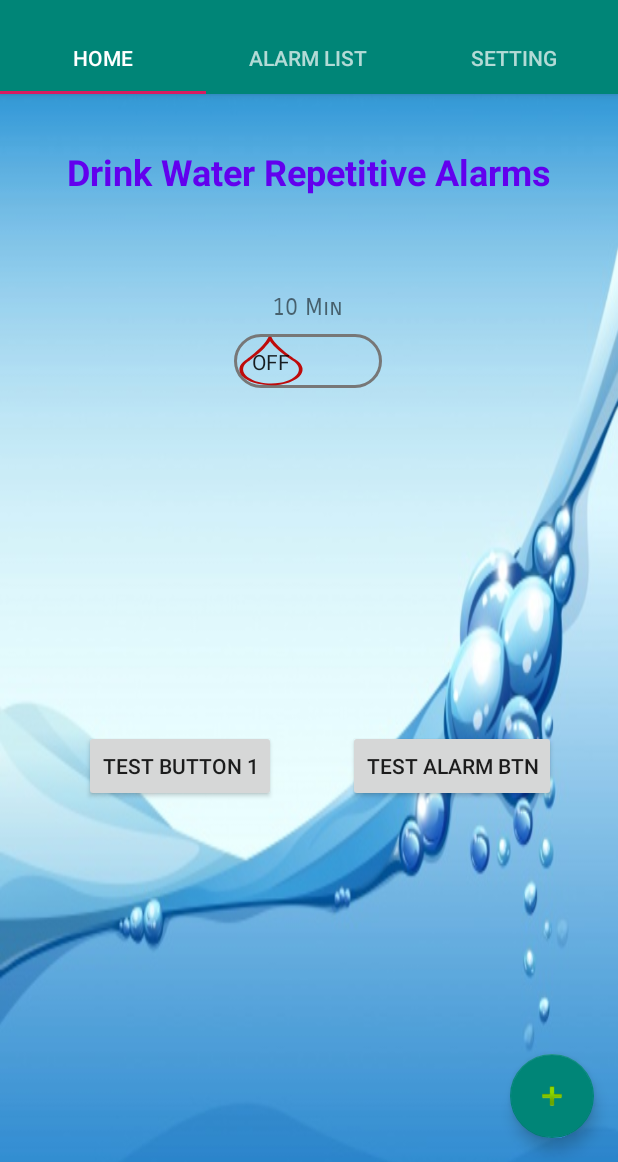
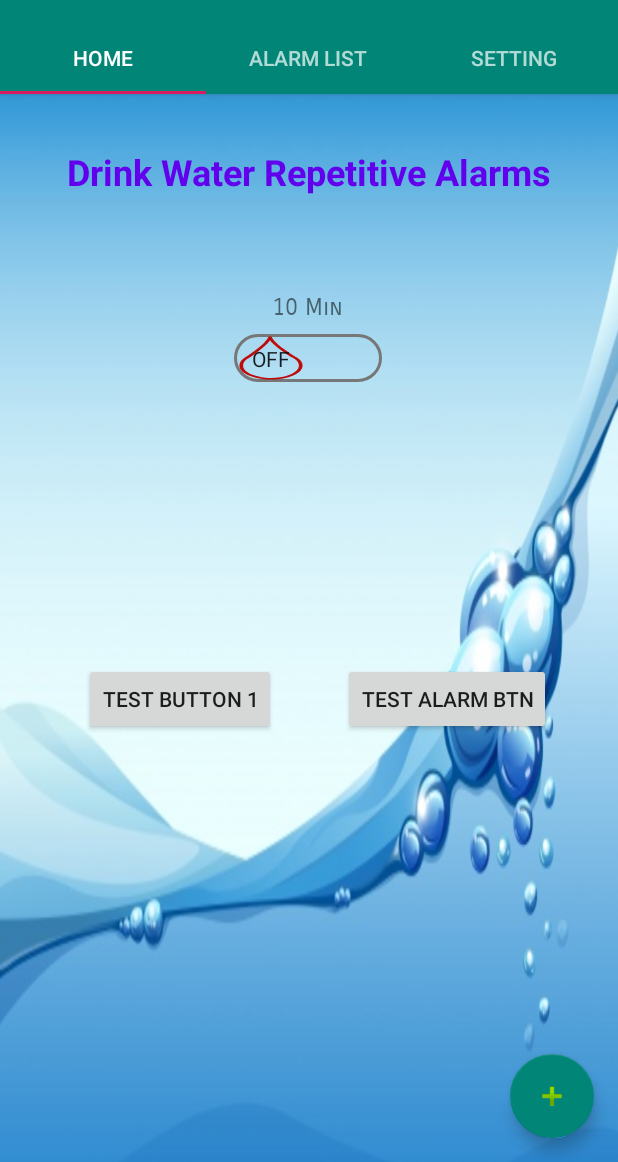
Before and after one commit to BTNM/DrinkWater2, an Android app: the screen it shows after launch (MainActivity), on a phone screen of 412 x 824 dp, the part 74-1236 px from its top. Run offline under Robolectric (Android 15) with nearby library versions, the phone set to English and light mode, and no system bars.

Commit message:
trying to remove actionbar/title bar at the top

```diff
--- a/app/src/main/java/com/example/btnm/drinkwater2/MainActivity.java
+++ b/app/src/main/java/com/example/btnm/drinkwater2/MainActivity.java
@@ -1,5 +1,6 @@
 package com.example.btnm.drinkwater2;
 
+import android.app.ActionBar;
 import android.app.AlarmManager;
 import android.app.PendingIntent;
 import android.content.Context;
@@ -26,6 +27,10 @@ public class MainActivity extends AppCompatActivity {
     protected void onCreate(Bundle savedInstanceState) {
         super.onCreate(savedInstanceState);
         setContentView(R.layout.activity_main);
+
+//        ActionBar actionBar = getActionBar();
+//        actionBar.setDisplayShowTitleEnabled(false);
+//        actionBar.setDisplayShowHomeEnabled(false);
 
 
 
--- a/app/src/main/res/drawable/switch_track_custom.xml
+++ b/app/src/main/res/drawable/switch_track_custom.xml
@@ -3,19 +3,18 @@
 
     <item android:state_checked="true">
         <shape android:shape="rectangle">
-            <size android:height="36dp" />
-            <solid android:color="#34D190"/>
+            <size android:height="32dp" />
+            <!--<solid android:color="#34D190"/>-->
             <corners android:radius="24dp"/>
             <stroke
-                android:width="5dp"
-                android:color="#777" />
+                android:width="2dp"
+                android:color="#34D190" />
         </shape>
     </item>
 
     <item android:state_checked="false">
         <shape android:shape="rectangle">
-            <size android:height="36dp" />
-
+            <size android:height="32dp" />
             <corners android:radius="24dp"/>
             <stroke
                 android:width="2dp"
--- a/app/src/main/res/layout-v21/tab_home.xml
+++ b/app/src/main/res/layout-v21/tab_home.xml
@@ -1,6 +1,5 @@
 <?xml version="1.0" encoding="utf-8"?>
-<android.support.constraint.ConstraintLayout
-    xmlns:android="http://schemas.android.com/apk/res/android"
+<android.support.constraint.ConstraintLayout xmlns:android="http://schemas.android.com/apk/res/android"
     xmlns:app="http://schemas.android.com/apk/res-auto"
     xmlns:tools="http://schemas.android.com/tools"
     android:layout_width="match_parent"
@@ -9,6 +8,55 @@
     android:orientation="vertical"
     android:weightSum="10"
     tools:context=".MainActivity">
+
+    <android.support.constraint.Guideline
+        android:id="@+id/guideline1"
+        android:layout_width="wrap_content"
+        android:layout_height="wrap_content"
+        android:orientation="horizontal"
+        app:layout_constraintGuide_begin="20dp"
+        app:layout_constraintGuide_percent="0.15" />
+
+    <android.support.constraint.Guideline
+        android:id="@+id/guideline2"
+        android:layout_width="wrap_content"
+        android:layout_height="wrap_content"
+        android:orientation="horizontal"
+        app:layout_constraintGuide_begin="20dp"
+        app:layout_constraintGuide_percent="0.30" />
+
+    <android.support.constraint.Guideline
+        android:id="@+id/guideline3"
+        android:layout_width="wrap_content"
+        android:layout_height="wrap_content"
+        android:orientation="horizontal"
+        app:layout_constraintGuide_begin="20dp"
+        app:layout_constraintGuide_percent="0.45" />
+
+    <android.support.constraint.Guideline
+        android:id="@+id/guideline4"
+        android:layout_width="wrap_content"
+        android:layout_height="wrap_content"
+        android:orientation="horizontal"
+        app:layout_constraintGuide_begin="20dp"
+        app:layout_constraintGuide_percent="0.60" />
+
+    <android.support.constraint.Guideline
+        android:id="@+id/guideline5"
+        android:layout_width="wrap_content"
+        android:layout_height="wrap_content"
+        android:orientation="horizontal"
+        app:layout_constraintGuide_percent="0.75"
+        app:layout_constraintGuide_begin="20dp" />
+
+    <android.support.constraint.Guideline
+        android:id="@+id/guideline6"
+        android:layout_width="wrap_content"
+        android:layout_height="wrap_content"
+        android:orientation="horizontal"
+        app:layout_constraintGuide_percent="0.90"
+        app:layout_constraintGuide_begin="20dp" />
+
 
     <TextView
         android:id="@+id/textGrid"
@@ -49,8 +97,8 @@
             android:layout_width="wrap_content"
             android:layout_height="wrap_content"
             android:fontFamily="sans-serif-smallcaps"
-            android:textSize="16sp"
-            android:text="@string/_10_min" />
+            android:text="@string/_10_min"
+            android:textSize="16sp" />
 
         <Switch
             android:id="@+id/switch10m"
@@ -62,8 +110,8 @@
             android:textOff="@string/off"
             android:textOn="@string/on"
             android:thumb="@drawable/switch_thumb_custom"
-            android:track="@drawable/switch_track_custom"
-            android:thumbTextPadding="12dp" />
+            android:thumbTextPadding="12dp"
+            android:track="@drawable/switch_track_custom" />
 
     </LinearLayout>
 
@@ -141,10 +189,12 @@
         android:layout_alignParentEnd="true"
         android:layout_alignParentBottom="true"
         android:layout_marginStart="56dp"
-        android:layout_marginBottom="296dp"
+        android:layout_marginTop="8dp"
+        android:layout_marginBottom="8dp"
         android:text="Test Button 1"
-        app:layout_constraintBottom_toBottomOf="parent"
-        app:layout_constraintStart_toStartOf="parent" />
+        app:layout_constraintBottom_toTopOf="@+id/guideline4"
+        app:layout_constraintStart_toStartOf="parent"
+        app:layout_constraintTop_toTopOf="@+id/guideline3" />
 
     <Button
         android:id="@+id/alarmTestBtn"
@@ -153,13 +203,15 @@
         android:layout_alignParentEnd="true"
         android:layout_alignParentBottom="true"
         android:layout_marginStart="8dp"
+        android:layout_marginTop="8dp"
         android:layout_marginEnd="8dp"
-        android:layout_marginBottom="296dp"
+        android:layout_marginBottom="8dp"
         android:text="Test Alarm Btn"
-        app:layout_constraintBottom_toBottomOf="parent"
+        app:layout_constraintBottom_toTopOf="@+id/guideline4"
         app:layout_constraintEnd_toEndOf="parent"
-        app:layout_constraintHorizontal_bias="0.544"
-        app:layout_constraintStart_toEndOf="@+id/btnTest" />
+        app:layout_constraintStart_toEndOf="@+id/btnTest"
+        app:layout_constraintTop_toTopOf="@+id/guideline3" />
+
 
 </android.support.constraint.ConstraintLayout>
 
--- a/app/src/main/res/values/styles.xml
+++ b/app/src/main/res/values/styles.xml
@@ -1,7 +1,7 @@
 <resources>
 
     <!-- Base application theme. -->
-    <style name="AppTheme" parent="Theme.AppCompat.Light.DarkActionBar">
+    <style name="AppTheme" parent="Theme.AppCompat.Light.NoActionBar">
         <!-- Customize your theme here. -->
         <item name="colorPrimary">@color/colorPrimary</item>
         <item name="colorPrimaryDark">@color/colorPrimaryDark</item>
```
Lines whose indentation alone changed are shown as unchanged.
